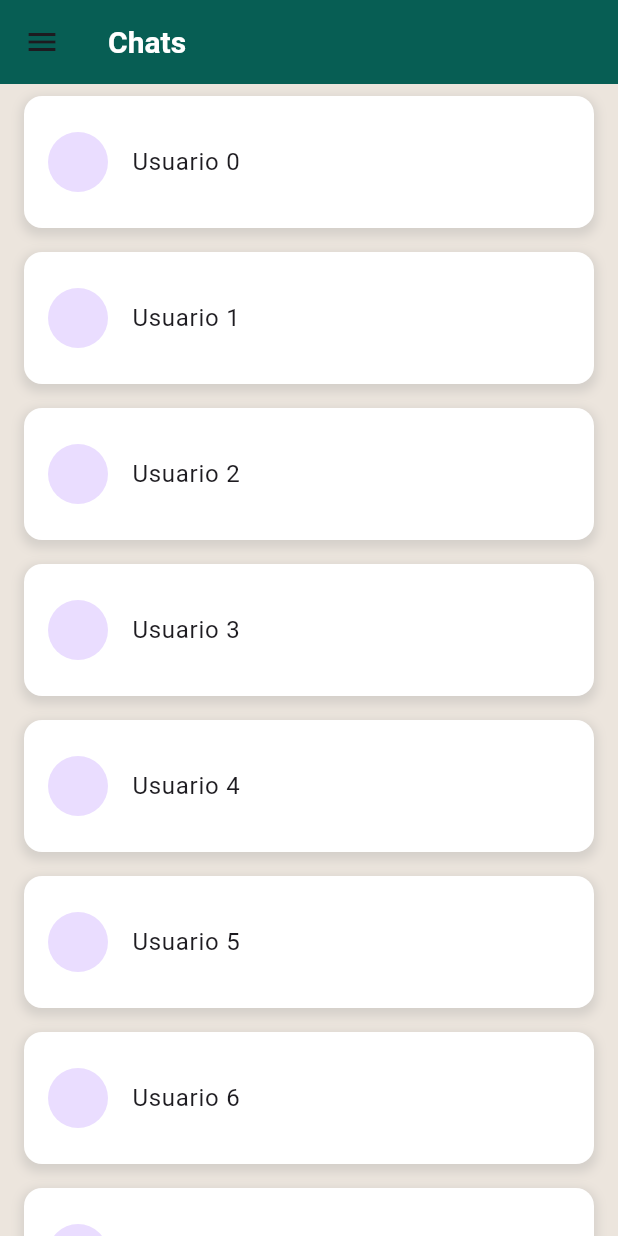
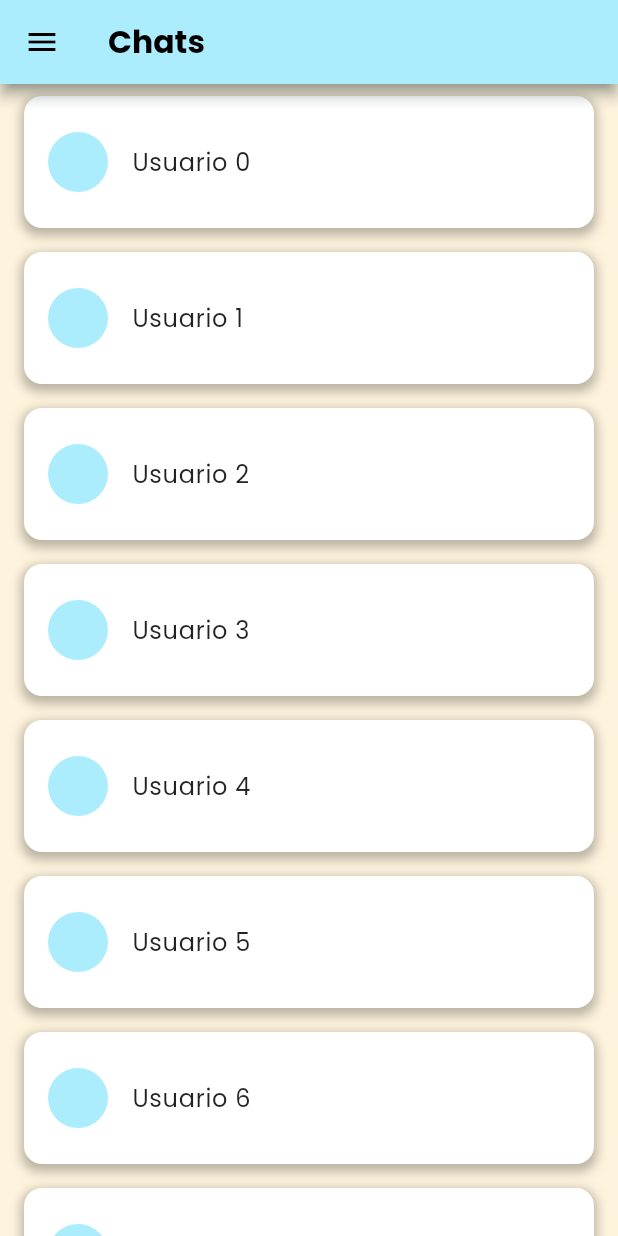
Before and after one commit to AlbertoRedondo89/whatschat, a Flutter app: the screen it shows after launch, after a tap on "Login", on a phone screen of 412 x 824 dp. Run offline on Flutter 3.47's test engine with Material 3 defaults, Android fonts, the phone set to English and light mode, and no system bars; our stand-ins replace google_fonts.

Commit message:
Colorines update. Modo oscuro ON

```diff
--- a/lib/main.dart
+++ b/lib/main.dart
@@ -1,19 +1,34 @@
 import 'package:flutter/material.dart';
+import 'package:provider/provider.dart';
 import 'dart:async';
 import 'package:whatschat/pages/loginpage.dart';
+import 'package:whatschat/providers/themeprovider.dart';
 import 'package:whatschat/theme/theme.dart';
 
+
 void main() {
-  runApp(MyApp());
+  runApp(
+    ChangeNotifierProvider(
+      create: (context) => ThemeProvider(),  // Inicia el ThemeProvider
+      child: MyApp(),
+    ),
+  );
 }
 
 class MyApp extends StatelessWidget {
+  const MyApp({super.key});
+
   @override
   Widget build(BuildContext context) {
-    return MaterialApp(
-      debugShowCheckedModeBanner: false,
-      theme: appTheme,
-      home: SplashScreen(),
+    // Aquí usamos el tema proporcionado por el ThemeProvider
+    return Consumer<ThemeProvider>(
+      builder: (context, themeProvider, child) {
+        return MaterialApp(
+          debugShowCheckedModeBanner: false,
+          theme: themeProvider.currentTheme,  // Obtiene el tema actual
+          home: SplashScreen(),
+        );
+      },
     );
   }
 }
--- a/lib/pages/chatlistpage.dart
+++ b/lib/pages/chatlistpage.dart
@@ -1,27 +1,57 @@
 import 'package:flutter/material.dart';
+import 'package:provider/provider.dart';
 import 'package:whatschat/pages/chatpage.dart';
 import 'package:whatschat/pages/profilepage.dart';
 import 'package:whatschat/pages/settingspage.dart';
+import 'package:whatschat/providers/themeprovider.dart';
 
 class ChatListPage extends StatelessWidget {
   @override
   Widget build(BuildContext context) {
+    final theme = Theme.of(context);
+    final isDarkMode = Provider.of<ThemeProvider>(context).isDarkMode;
+
     return Scaffold(
-      appBar: AppBar(title: Text('Chats')),
+      appBar: AppBar(
+        title: Text('Chats')
+      ),
       drawer: Drawer(
+        child: Container(
+          color: theme.scaffoldBackgroundColor, // 🔹 Fondo del menú lateral según el tema
           child: ListView(
             children: [
-            DrawerHeader(child: Text('Menú')),
-            ListTile(title: Text('Perfil'), onTap: () {
+              DrawerHeader(
+                decoration: BoxDecoration(
+                  color: theme.primaryColor, // 🔹 Color de fondo del header
+                ),
+                child: Text(
+                  'Aju',
+                  style: TextStyle(color: Colors.white, fontSize: 20),
+                ),
+              ),
+              ListTile(
+                leading: Icon(Icons.person, color: theme.iconTheme.color),
+                title: Text('Perfil', style: TextStyle(color: theme.textTheme.bodyMedium?.color)),
+                onTap: () {
                   Navigator.push(context, MaterialPageRoute(builder: (context) => ProfilePage()));
-            }),
-            ListTile(title: Text('Ajustes'), onTap: () {
+                },
+              ),
+              ListTile(
+                leading: Icon(Icons.settings, color: theme.iconTheme.color),
+                title: Text('Ajustes', style: TextStyle(color: theme.textTheme.bodyMedium?.color)),
+                onTap: () {
                   Navigator.push(context, MaterialPageRoute(builder: (context) => SettingsPage()));
-            }),
-            ListTile(title: Text('Cerrar sesión'), onTap: () {
+                },
+              ),
+              ListTile(
+                leading: Icon(Icons.exit_to_app, color: theme.iconTheme.color),
+                title: Text('Cerrar sesión', style: TextStyle(color: theme.textTheme.bodyMedium?.color)),
+                onTap: () {
                   Navigator.pop(context);
-            }),
+                },
+              ),
             ],
+          ),
         ),
       ),
       body: ListView.builder(
@@ -31,11 +61,13 @@ class ChatListPage extends StatelessWidget {
             padding: const EdgeInsets.symmetric(horizontal: 16.0, vertical: 8.0),
             child: Container(
               decoration: BoxDecoration(
-                color: Colors.white,
+                color: isDarkMode ? Colors.grey[900] : Colors.white, // 🔹 Color de fondo según el tema
                 borderRadius: BorderRadius.circular(12),
-                boxShadow: [
+                boxShadow: isDarkMode
+                    ? []
+                    : [
                         BoxShadow(
-                    color: Colors.grey.withOpacity(0.3),
+                          color: Colors.black26,
                           spreadRadius: 2,
                           blurRadius: 5,
                           offset: Offset(0, 3),
@@ -44,8 +76,11 @@ class ChatListPage extends StatelessWidget {
               ),
               child: ListTile(
                 contentPadding: EdgeInsets.all(16.0),
-                leading: CircleAvatar(),
-                title: Text('Usuario $index'),
+                leading: CircleAvatar(backgroundColor: theme.primaryColor),
+                title: Text(
+                  'Usuario $index',
+                  style: TextStyle(color: theme.textTheme.bodyMedium?.color), // 🔹 Color del texto según el tema
+                ),
                 onTap: () {
                   Navigator.push(
                     context,
--- a/lib/pages/loginpage.dart
+++ b/lib/pages/loginpage.dart
@@ -1,10 +1,15 @@
 import 'package:flutter/material.dart';
+import 'package:provider/provider.dart';
 import 'package:whatschat/pages/chatlistpage.dart';
+import 'package:whatschat/providers/themeprovider.dart';
 
 
 class LoginPage extends StatelessWidget {
   @override
   Widget build(BuildContext context) {
+    final theme = Theme.of(context);
+    final isDarkMode = Provider.of<ThemeProvider>(context).isDarkMode;
+
     return Scaffold(
       body: Padding(
         padding: EdgeInsets.all(16.0),
@@ -25,6 +30,10 @@ class LoginPage extends StatelessWidget {
             ),
             SizedBox(height: 20),
             ElevatedButton(
+              style: ElevatedButton.styleFrom(
+                backgroundColor: theme.colorScheme.secondary,
+                foregroundColor: Colors.white
+              ),
               onPressed: () {
                 Navigator.push(
                   context,
--- /dev/null
+++ b/lib/providers/themeprovider.dart
@@ -0,0 +1,17 @@
+import 'package:flutter/material.dart';
+import 'package:whatschat/theme/theme.dart';  // Importa los temas claros y oscuros
+
+class ThemeProvider with ChangeNotifier {
+  bool _isDarkMode = false;  // El estado inicial será el tema claro
+
+  bool get isDarkMode => _isDarkMode;
+
+  // Función para cambiar el tema
+  void toggleTheme() {
+    _isDarkMode = !_isDarkMode;
+    notifyListeners();  // Notifica a los widgets escuchando este cambio
+  }
+
+  // Obtener el tema según el estado
+  ThemeData get currentTheme => _isDarkMode ? appThemeDark : appThemeLight;
+}
--- a/lib/theme/theme.dart
+++ b/lib/theme/theme.dart
@@ -1,27 +1,46 @@
 import 'package:flutter/material.dart';
+import 'package:google_fonts/google_fonts.dart';
+import 'app_colors.dart';
 
-class AppColors {
-  static const Color primary = Color(0xFF075E54); // Verde WhatsApp
-  static const Color secondary = Color(0xFF128C7E);
-  static const Color accent = Color(0xFF25D366);
-  static const Color background = Color(0xFFECE5DD);
-  static const Color text = Colors.black87;
-}
 
-final ThemeData appTheme = ThemeData(
+// 🔹 Tema Claro
+final ThemeData appThemeLight = ThemeData(
   primaryColor: AppColors.primary,
-  scaffoldBackgroundColor: AppColors.background,
+  colorScheme: ColorScheme.light(
+    primary: AppColors.primary,
+    secondary: AppColors.secondary),
+  scaffoldBackgroundColor: AppColors.backgroundLight,
+  fontFamily: GoogleFonts.poppins().fontFamily,
   textTheme: TextTheme(
-    bodyMedium: TextStyle(color: AppColors.text),
+    bodyMedium: GoogleFonts.poppins(fontSize: 16, color: AppColors.textLight),
+    titleLarge: GoogleFonts.poppins(fontSize: 21, fontWeight: FontWeight.bold, color: AppColors.textLight),
+    labelLarge: GoogleFonts.poppins(fontSize: 14, fontWeight: FontWeight.w500, color: AppColors.textLight),
   ),
+  iconTheme: IconThemeData(color: AppColors.textLight),
   appBarTheme: AppBarTheme(
     backgroundColor: AppColors.primary,
-    titleTextStyle: TextStyle(color: Colors.white, fontSize: 20, fontWeight: FontWeight.bold),
-  ),
-  elevatedButtonTheme: ElevatedButtonThemeData(
-    style: ElevatedButton.styleFrom(
-      backgroundColor: AppColors.secondary,
-      foregroundColor: Colors.white,
-    ),
+    elevation: 4,
+    shadowColor: AppColors.shadowLight,
   ),
 );
+
+// 🔹 Tema Oscuro
+final ThemeData appThemeDark = ThemeData(
+  primaryColor: AppColors.primaryDark,
+  scaffoldBackgroundColor: AppColors.backgroundDark,
+  colorScheme: ColorScheme.dark(
+    primary: AppColors.primary,
+    secondary: AppColors.secondary),
+  fontFamily: GoogleFonts.poppins().fontFamily,
+  textTheme: TextTheme(
+    bodyMedium: GoogleFonts.poppins(fontSize: 16, color: AppColors.textDark),
+    titleLarge: GoogleFonts.poppins(fontSize: 24, fontWeight: FontWeight.bold, color: AppColors.textDark),
+    labelLarge: GoogleFonts.poppins(fontSize: 14, fontWeight: FontWeight.w500, color: AppColors.textDark),
+  ),
+  iconTheme: IconThemeData(color: AppColors.textDark),
+  appBarTheme: AppBarTheme(
+    backgroundColor: AppColors.shadowDark,
+    elevation: 4,
+    shadowColor: AppColors.shadowDark
+  ),
+);
--- a/pubspec.yaml
+++ b/pubspec.yaml
@@ -34,6 +34,8 @@ dependencies:
   # The following adds the Cupertino Icons font to your application.
   # Use with the CupertinoIcons class for iOS style icons.
   cupertino_icons: ^1.0.8
+  google_fonts: ^6.2.1
+  provider: ^6.1.2
 
 dev_dependencies:
   flutter_test:
```
Also changed, not shown: lib/pages/settingspage.dart (+21 -4 lines), lib/theme/app_colors.dart (added, +19 -0 lines), pubspec.lock, 1 other file. Lines whose indentation alone changed are shown as unchanged.
